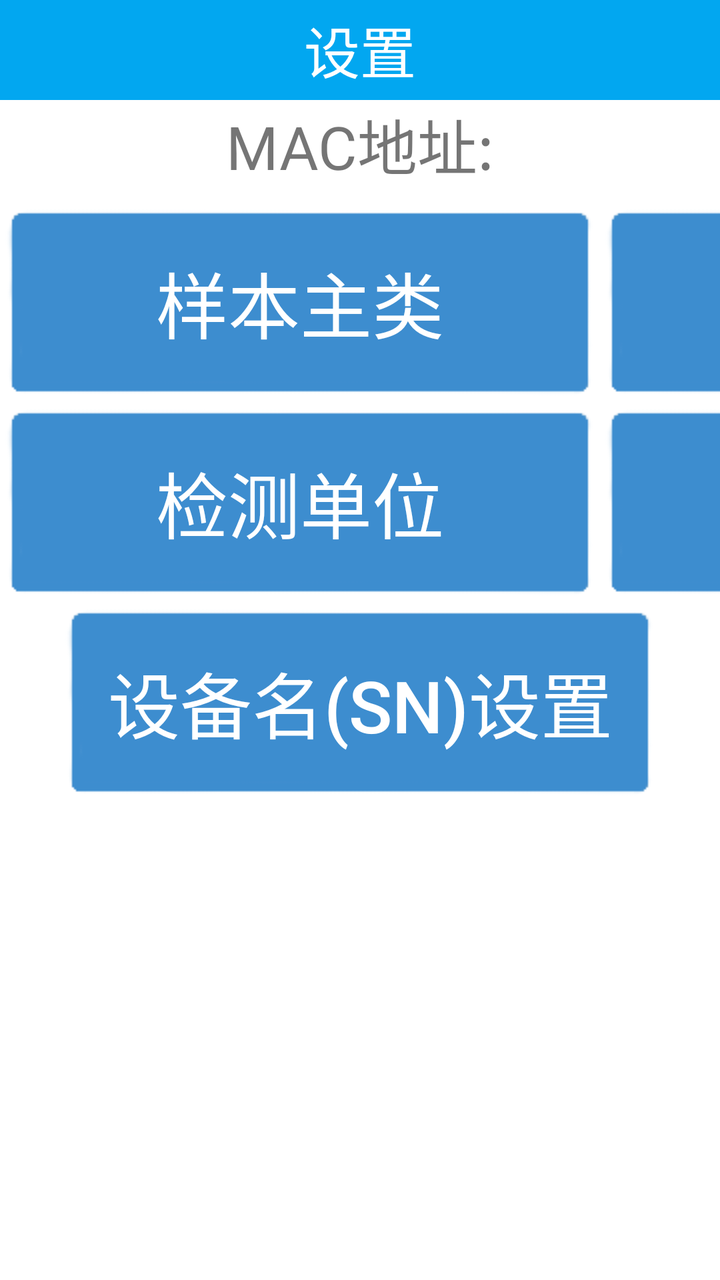
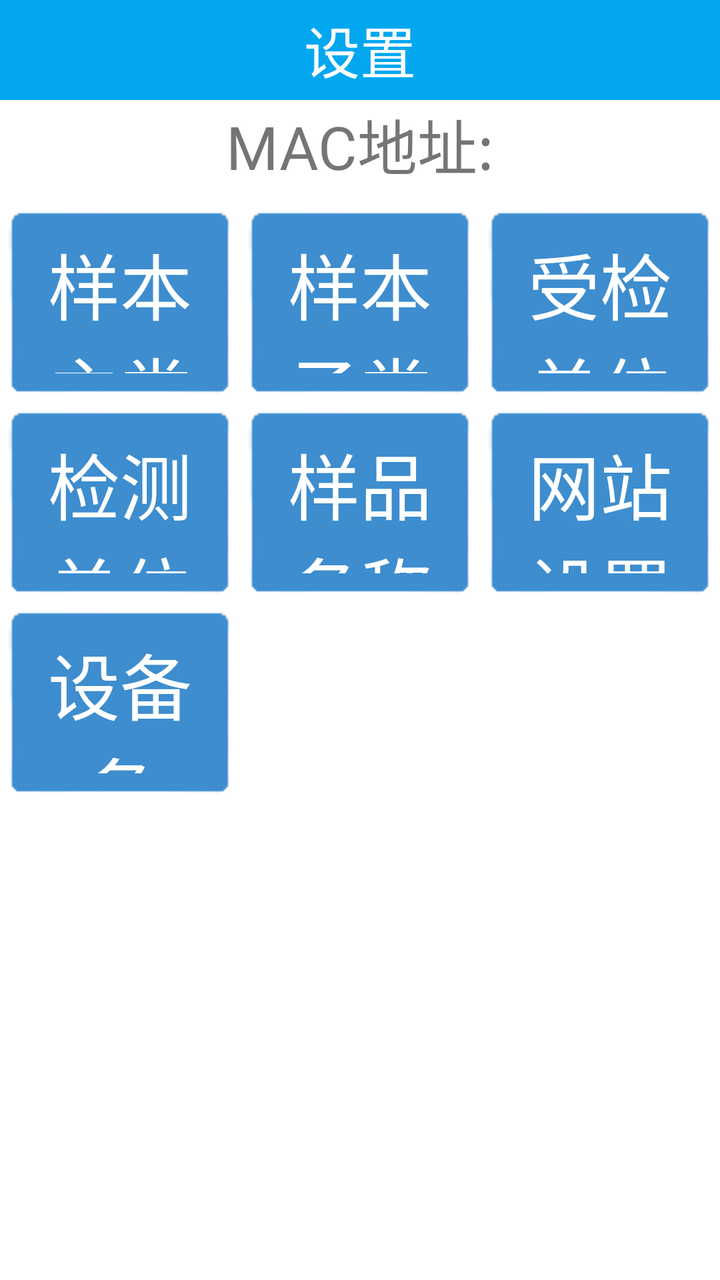

Before-and-after screenshots of an Android layout around one commit, followed by the original layout XML and the change that was made.
<!-- AndroidManifest.xml: application theme AppTheme -->
<!-- res/layout/activity_setting.xml -->
<?xml version="1.0" encoding="utf-8"?>
<LinearLayout xmlns:android="http://schemas.android.com/apk/res/android"
    xmlns:app="http://schemas.android.com/apk/res-auto"
    android:layout_width="match_parent"
    android:layout_height="match_parent"
    android:background="#FFFFFF"
    android:orientation="vertical">

    <TextView
        android:id="@+id/tv_title"
        android:layout_width="match_parent"
        android:layout_height="50dp"
        android:background="@color/THEME_COLOR"
        android:gravity="center"
        android:text="设置"
        android:textColor="@color/white"
        android:textSize="28sp" />

    <ScrollView
        android:layout_width="match_parent"
        android:layout_height="wrap_content">

        <LinearLayout
            android:layout_width="match_parent"
            android:layout_height="0dp"
            android:gravity="center"
            android:orientation="vertical"
            app:layout_constraintBottom_toBottomOf="parent"
            app:layout_constraintTop_toBottomOf="@+id/tv_title">

            <TextView
                android:id="@+id/tv_mac_url"
                android:layout_width="match_parent"
                android:layout_height="wrap_content"
                android:layout_marginBottom="10dp"
                android:gravity="center"
                android:text="MAC地址:"
                android:textSize="30sp" />

            <LinearLayout
                android:layout_width="match_parent"
                android:layout_height="wrap_content"
                android:orientation="horizontal">

                <Button
                    android:id="@+id/btn_sample_type_main"
                    android:layout_width="300dp"
                    android:layout_height="100dp"
                    android:background="@drawable/btn_default1"
                    android:text="样本主类"
                    android:textColor="#ffffff"
                    android:textSize="36sp" />

                <Button
                    android:id="@+id/btn_sample_type_child"
                    android:layout_width="300dp"
                    android:layout_height="100dp"
                    android:background="@drawable/btn_default1"
                    android:text="样本子类"
                    android:textColor="#ffffff"
                    android:textSize="36sp" />

                <Button
                    android:id="@+id/btn_bcheck_ori"
                    android:layout_width="300dp"
                    android:layout_height="100dp"
                    android:background="@drawable/btn_default1"
                    android:text="受检单位"
                    android:textColor="#ffffff"
                    android:textSize="36sp" />
            </LinearLayout>

            <LinearLayout
                android:layout_width="match_parent"
                android:layout_height="wrap_content"
                android:orientation="horizontal">

                <Button
                    android:id="@+id/btn_check_ori"
                    android:layout_width="300dp"
                    android:layout_height="100dp"
                    android:background="@drawable/btn_default1"
                    android:text="检测单位"
                    android:textColor="#ffffff"
                    android:textSize="36sp" />

                <Button
                    android:id="@+id/btn_sample"
                    android:layout_width="300dp"
                    android:layout_height="100dp"
                    android:background="@drawable/btn_default1"
                    android:text="样品名称"
                    android:textColor="#ffffff"
                    android:textSize="36sp" />

                <Button
                    android:id="@+id/btn_open_1"
                    android:layout_width="300dp"
                    android:layout_height="100dp"
                    android:background="@drawable/btn_default1"
                    android:text="网站设置"
                    android:textColor="#ffffff"
                    android:textSize="36sp" />

                <Button
                    android:id="@+id/btn_open_2"
                    android:layout_width="300dp"
                    android:layout_height="100dp"
                    android:background="@drawable/btn_default1"
                    android:text="密码设置"
                    android:textColor="#ffffff"
                    android:textSize="36sp"
                    android:visibility="gone" />
            </LinearLayout>

            <Button
                android:id="@+id/btn_open_4"
                android:layout_width="300dp"
                android:layout_height="100dp"
                android:background="@drawable/btn_default1"
                android:text="设备名(SN)设置"
                android:textColor="#ffffff"
                android:textSize="36sp" />

            <LinearLayout
                android:layout_width="match_parent"
                android:layout_height="wrap_content"
                android:orientation="horizontal">

                <Button
                    android:id="@+id/btn_open_5"
                    android:layout_width="300dp"
                    android:layout_height="100dp"
                    android:background="@drawable/btn_default1"
                    android:text="修改标题"
                    android:textColor="#ffffff"
                    android:textSize="36sp"
                    android:visibility="gone" />


                <Button
                    android:id="@+id/btn_open_3"
                    android:layout_width="300dp"
                    android:layout_height="100dp"
                    android:background="@drawable/btn_default1"
                    android:text="本机归属地设置"
                    android:textColor="#ffffff"
                    android:textSize="36sp"
                    android:visibility="gone" />
            </LinearLayout>
        </LinearLayout>
    </ScrollView>
</LinearLayout>
<!-- resources referenced by this layout -->
<resources>
  <color name="THEME_COLOR">#02A7F0</color>
  <color name="white">#ffffff</color>
  <!-- drawable btn_default1 (drawable) -->
  <?xml version="1.0" encoding="utf-8"?>
  <selector xmlns:android="http://schemas.android.com/apk/res/android">
      <item android:state_pressed="true" android:drawable="@drawable/btn_blue_selected1"></item>
      <item android:state_pressed="false" android:drawable="@drawable/btn_blue_normal1"></item>
      <item android:drawable="@drawable/btn_blue_normal1"></item>
  </selector>
  <style name="AppTheme" parent="Theme.AppCompat.Light.DarkActionBar">
          
          <item name="android:windowNoTitle">true</item>
          <item name="android:windowFullscreen">true</item>
      </style>
  <!-- drawable btn_blue_selected1: png bitmap (drawable, 444 bytes) -->
  <!-- drawable btn_blue_normal1: png bitmap (drawable, 832 bytes) -->
</resources>

<!-- the commit's change to res/layout/activity_setting.xml (unified diff, before → after) -->
@@ -44,8 +44,9 @@
 
                 <Button
                     android:id="@+id/btn_sample_type_main"
-                    android:layout_width="300dp"
+                    android:layout_width="0dp"
                     android:layout_height="100dp"
+                    android:layout_weight="1"
                     android:background="@drawable/btn_default1"
                     android:text="样本主类"
                     android:textColor="#ffffff"
@@ -53,8 +54,9 @@
 
                 <Button
                     android:id="@+id/btn_sample_type_child"
-                    android:layout_width="300dp"
+                    android:layout_width="0dp"
                     android:layout_height="100dp"
+                    android:layout_weight="1"
                     android:background="@drawable/btn_default1"
                     android:text="样本子类"
                     android:textColor="#ffffff"
@@ -62,8 +64,9 @@
 
                 <Button
                     android:id="@+id/btn_bcheck_ori"
-                    android:layout_width="300dp"
+                    android:layout_width="0dp"
                     android:layout_height="100dp"
+                    android:layout_weight="1"
                     android:background="@drawable/btn_default1"
                     android:text="受检单位"
                     android:textColor="#ffffff"
@@ -77,8 +80,9 @@
 
                 <Button
                     android:id="@+id/btn_check_ori"
-                    android:layout_width="300dp"
+                    android:layout_width="0dp"
                     android:layout_height="100dp"
+                    android:layout_weight="1"
                     android:background="@drawable/btn_default1"
                     android:text="检测单位"
                     android:textColor="#ffffff"
@@ -86,8 +90,9 @@
 
                 <Button
                     android:id="@+id/btn_sample"
-                    android:layout_width="300dp"
+                    android:layout_width="0dp"
                     android:layout_height="100dp"
+                    android:layout_weight="1"
                     android:background="@drawable/btn_default1"
                     android:text="样品名称"
                     android:textColor="#ffffff"
@@ -95,8 +100,9 @@
 
                 <Button
                     android:id="@+id/btn_open_1"
-                    android:layout_width="300dp"
+                    android:layout_width="0dp"
                     android:layout_height="100dp"
+                    android:layout_weight="1"
                     android:background="@drawable/btn_default1"
                     android:text="网站设置"
                     android:textColor="#ffffff"
@@ -104,8 +110,9 @@
 
                 <Button
                     android:id="@+id/btn_open_2"
-                    android:layout_width="300dp"
+                    android:layout_width="0dp"
                     android:layout_height="100dp"
+                    android:layout_weight="1"
                     android:background="@drawable/btn_default1"
                     android:text="密码设置"
                     android:textColor="#ffffff"
@@ -113,40 +120,43 @@
                     android:visibility="gone" />
             </LinearLayout>
 
-            <Button
-                android:id="@+id/btn_open_4"
-                android:layout_width="300dp"
-                android:layout_height="100dp"
-                android:background="@drawable/btn_default1"
-                android:text="设备名(SN)设置"
-                android:textColor="#ffffff"
-                android:textSize="36sp" />
-
             <LinearLayout
                 android:layout_width="match_parent"
                 android:layout_height="wrap_content"
                 android:orientation="horizontal">
 
                 <Button
+                    android:id="@+id/btn_open_4"
+                    android:layout_width="0dp"
+                    android:layout_height="100dp"
+                    android:layout_weight="1"
+                    android:background="@drawable/btn_default1"
+                    android:text="设备名(SN)设置"
+                    android:textColor="#ffffff"
+                    android:textSize="36sp" />
+
+                <Button
                     android:id="@+id/btn_open_5"
-                    android:layout_width="300dp"
+                    android:layout_width="0dp"
                     android:layout_height="100dp"
+                    android:layout_weight="1"
                     android:background="@drawable/btn_default1"
                     android:text="修改标题"
                     android:textColor="#ffffff"
                     android:textSize="36sp"
-                    android:visibility="gone" />
+                    android:visibility="invisible" />
 
 
                 <Button
                     android:id="@+id/btn_open_3"
-                    android:layout_width="300dp"
+                    android:layout_width="0dp"
                     android:layout_height="100dp"
+                    android:layout_weight="1"
                     android:background="@drawable/btn_default1"
                     android:text="本机归属地设置"
                     android:textColor="#ffffff"
                     android:textSize="36sp"
-                    android:visibility="gone" />
+                    android:visibility="invisible" />
             </LinearLayout>
         </LinearLayout>
     </ScrollView>
